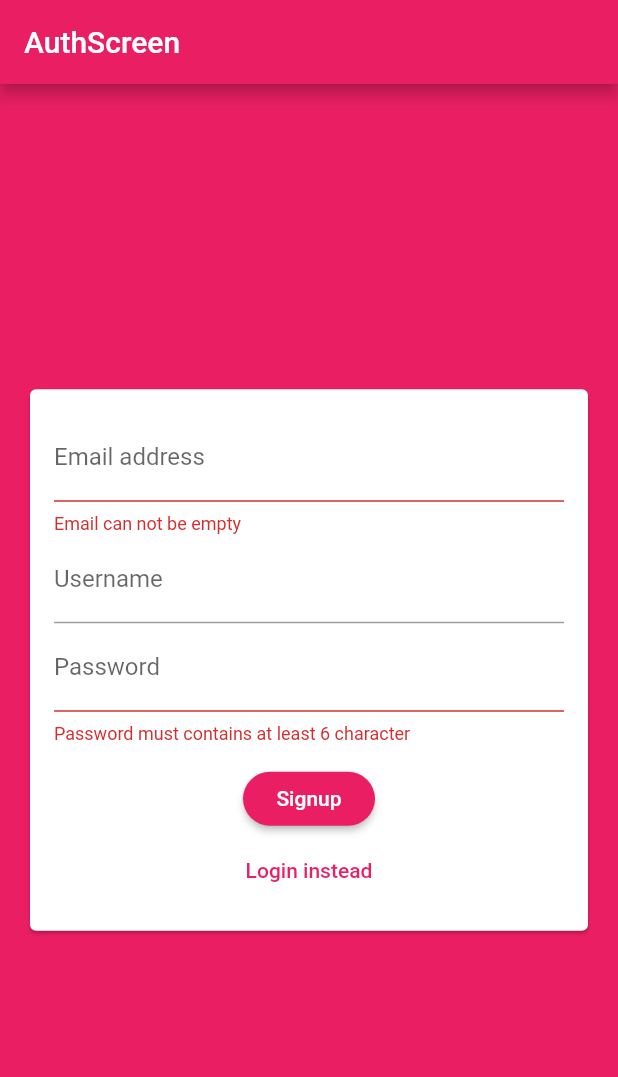
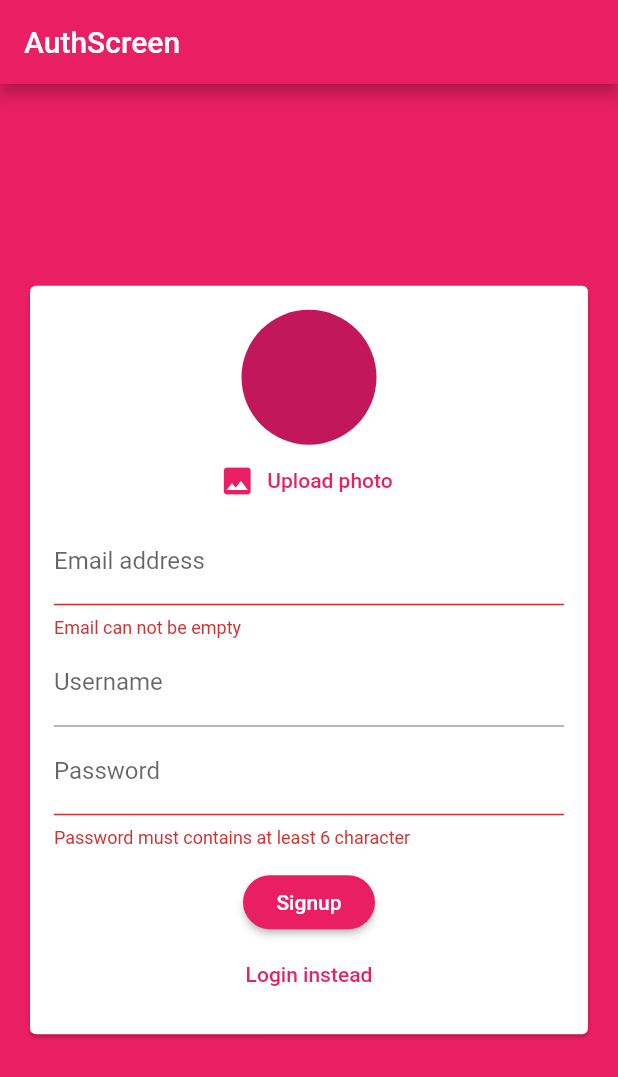
Before and after one commit to TomekLesniak/ChatApp, a Flutter app: the screen it shows after launch, after a tap on "Login", after a tap on "Create new account", on a phone screen of 412 x 824 dp. Shown: the top 1077 px of the screen. Run offline on Flutter 3.47's test engine with Material 2 defaults, Android fonts, the phone set to English and light mode, and no system bars; our stand-ins replace cloud_firestore, firebase_auth, image_picker; accounts and stored records are empty.

Commit message:
User image preview

```diff
--- a/lib/widgets/auth/auth_form.dart
+++ b/lib/widgets/auth/auth_form.dart
@@ -1,4 +1,6 @@
 import 'package:flutter/material.dart';
+
+import '../pickers/user_image_picker.dart';
 
 class AuthForm extends StatefulWidget {
   final void Function(String email, String password, String login, bool isLogin,
@@ -44,6 +46,7 @@ class _AuthFormState extends State<AuthForm> {
               child: Column(
                 mainAxisSize: MainAxisSize.min,
                 children: [
+                  if (!_isLogin) UserImagePicker(),
                   TextFormField(
                     key: ValueKey('email'),
                     keyboardType: TextInputType.emailAddress,
--- /dev/null
+++ b/lib/widgets/pickers/user_image_picker.dart
@@ -0,0 +1,41 @@
+import 'dart:io';
+
+import 'package:flutter/material.dart';
+import 'package:image_picker/image_picker.dart';
+
+class UserImagePicker extends StatefulWidget {
+  @override
+  _UserImagePickerState createState() => _UserImagePickerState();
+}
+
+class _UserImagePickerState extends State<UserImagePicker> {
+
+  File _imagePreview;
+
+  void _pickImage() async {
+    final picker = ImagePicker();
+    final pickedImage = await picker.getImage(source: ImageSource.gallery);
+
+    setState(() {
+      _imagePreview = File(pickedImage.path);
+    });
+  }
+
+  @override
+  Widget build(BuildContext context) {
+    return Column(
+      children: [
+        CircleAvatar(
+          radius: 45,
+          backgroundImage: _imagePreview == null ? null : FileImage(_imagePreview),
+        ),
+        FlatButton.icon(
+          textColor: Theme.of(context).primaryColor,
+          onPressed: _pickImage,
+          icon: Icon(Icons.image),
+          label: Text('Upload photo'),
+        ),
+      ],
+    );
+  }
+}
--- a/pubspec.yaml
+++ b/pubspec.yaml
@@ -30,6 +30,7 @@ dependencies:
   cupertino_icons: ^1.0.0
   cloud_firestore: ^0.13.5
   firebase_auth: 0.16.1
+  image_picker: ^0.6.7+12
 
 dev_dependencies:
   flutter_test:
```
Also changed, not shown: pubspec.lock.
